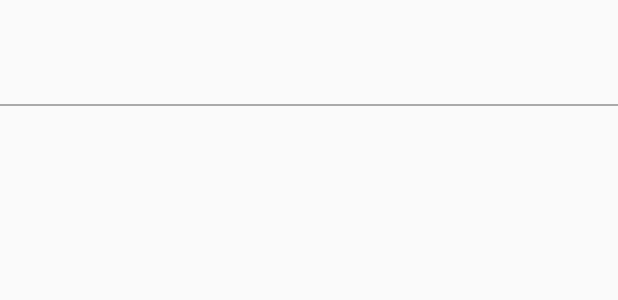
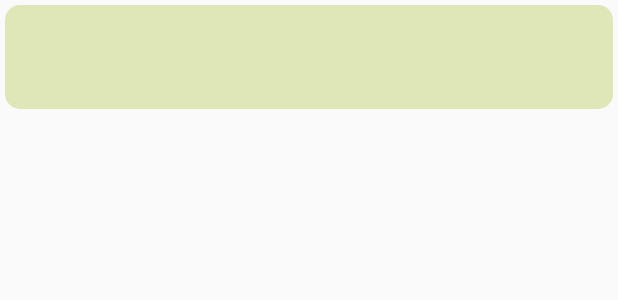
Before and after one commit to tadashi0701/ohanacha, an Android app: the layout my_blend_item.xml on its own in the app's theme, with its tools: preview values and no code run, on a phone screen of 412 x 824 dp. Shown: the top 300 px of the screen. Run offline under Robolectric (Android 15) with nearby library versions, the phone set to English and light mode, and no system bars.

Commit message:
マイブレンドの表示を更新

```diff
--- a/app/src/main/res/layout/fragment_my_blend.xml
+++ b/app/src/main/res/layout/fragment_my_blend.xml
@@ -11,7 +11,6 @@
         android:id="@+id/base_recycler_view"
         android:layout_width="match_parent"
         android:layout_height="0dp"
-        android:layout_marginTop="@dimen/text_margin"
         android:scrollbars="vertical"
         app:layout_constraintBottom_toBottomOf="parent"
         app:layout_constraintEnd_toEndOf="parent"
--- a/app/src/main/res/layout/my_blend_item.xml
+++ b/app/src/main/res/layout/my_blend_item.xml
@@ -3,35 +3,30 @@
     xmlns:app="http://schemas.android.com/apk/res-auto"
     android:id="@+id/layout_my_blend"
     android:layout_width="match_parent"
-    android:layout_height="wrap_content">
+    android:layout_height="wrap_content"
+    android:layout_margin="3dp"
+    android:background="@drawable/shape_rounded_corners">
 
     <TextView
         android:id="@+id/text_blend_name"
         android:layout_width="wrap_content"
         android:layout_height="wrap_content"
         android:layout_marginTop="10dp"
+        android:textColor="@android:color/white"
         android:textSize="20sp"
         app:layout_constraintLeft_toLeftOf="parent"
         app:layout_constraintRight_toRightOf="parent"
-        app:layout_constraintTop_toTopOf="parent" />
+        app:layout_constraintTop_toTopOf="@+id/layout_my_blend" />
 
     <androidx.recyclerview.widget.RecyclerView
         android:id="@+id/my_blend_recycler_view"
         android:layout_width="match_parent"
         android:layout_height="match_parent"
         android:layout_marginTop="@dimen/text_margin"
+        android:layout_marginBottom="@dimen/text_margin"
+        app:layout_constraintBottom_toBottomOf="parent"
         app:layout_constraintStart_toStartOf="parent"
         app:layout_constraintTop_toBottomOf="@+id/text_blend_name" />
 
-    <View
-        android:layout_width="match_parent"
-        android:layout_height="1dp"
-        android:layout_marginTop="@dimen/text_margin"
-        android:background="@android:color/darker_gray"
-        app:layout_constraintBottom_toBottomOf="parent"
-        app:layout_constraintLeft_toLeftOf="parent"
-        app:layout_constraintRight_toRightOf="parent"
-        app:layout_constraintTop_toBottomOf="@+id/my_blend_recycler_view" />
-
 
 </androidx.constraintlayout.widget.ConstraintLayout>
```
